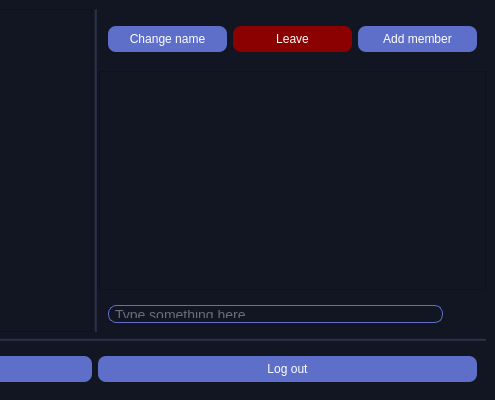
ftelnov/qtChatClient, file mainwindow.ui: the form before one commit; both pictures show x 305 to 800 and y 0 to 400 of the 800 by 400 pixel window.
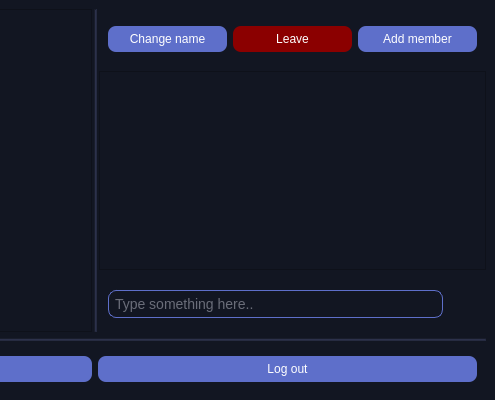
The form after the commit. Icons and pictures are not drawn.

The edit to the form file:
```diff
--- a/mainwindow.ui
+++ b/mainwindow.ui
@@ -221,7 +221,7 @@
               <x>0</x>
               <y>0</y>
               <width>383</width>
-              <height>204</height>
+              <height>184</height>
              </rect>
             </property>
             <layout class="QVBoxLayout" name="verticalLayout_2">
@@ -248,7 +248,7 @@
                <property name="sizeHint" stdset="0">
                 <size>
                  <width>20</width>
-                 <height>197</height>
+                 <height>177</height>
                 </size>
                </property>
               </spacer>
@@ -262,13 +262,13 @@
            <property name="minimumSize">
             <size>
              <width>0</width>
-             <height>40</height>
+             <height>60</height>
             </size>
            </property>
            <property name="maximumSize">
             <size>
              <width>16777215</width>
-             <height>40</height>
+             <height>60</height>
             </size>
            </property>
            <layout class="QHBoxLayout" name="chatProviderBottom">
```
